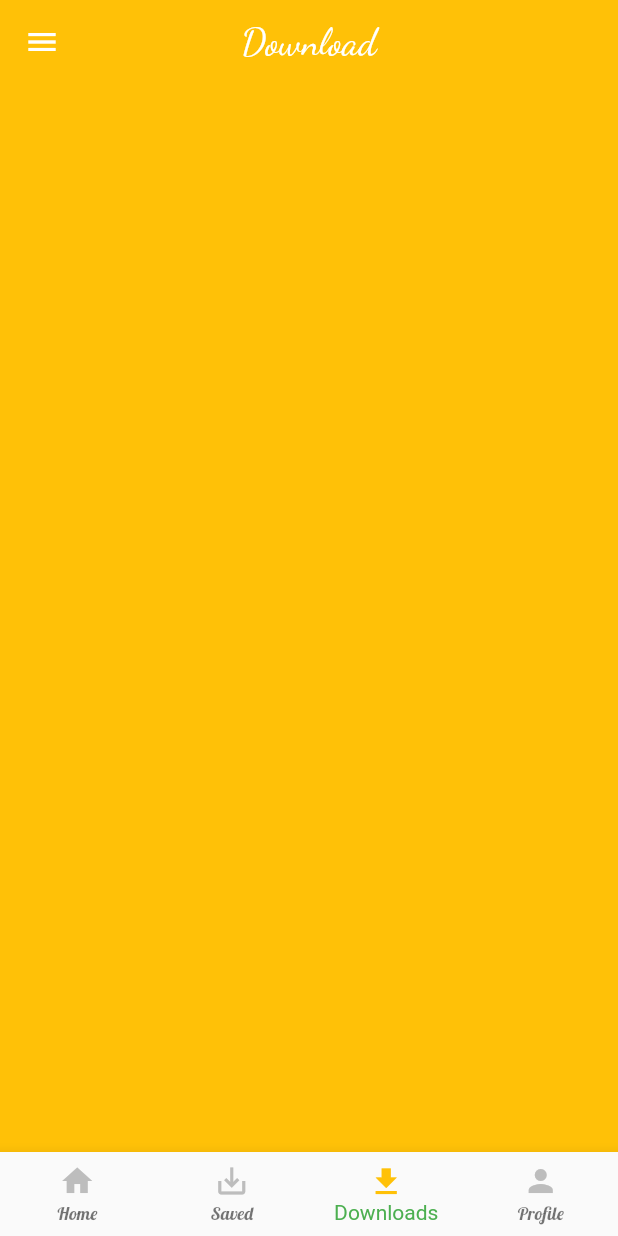
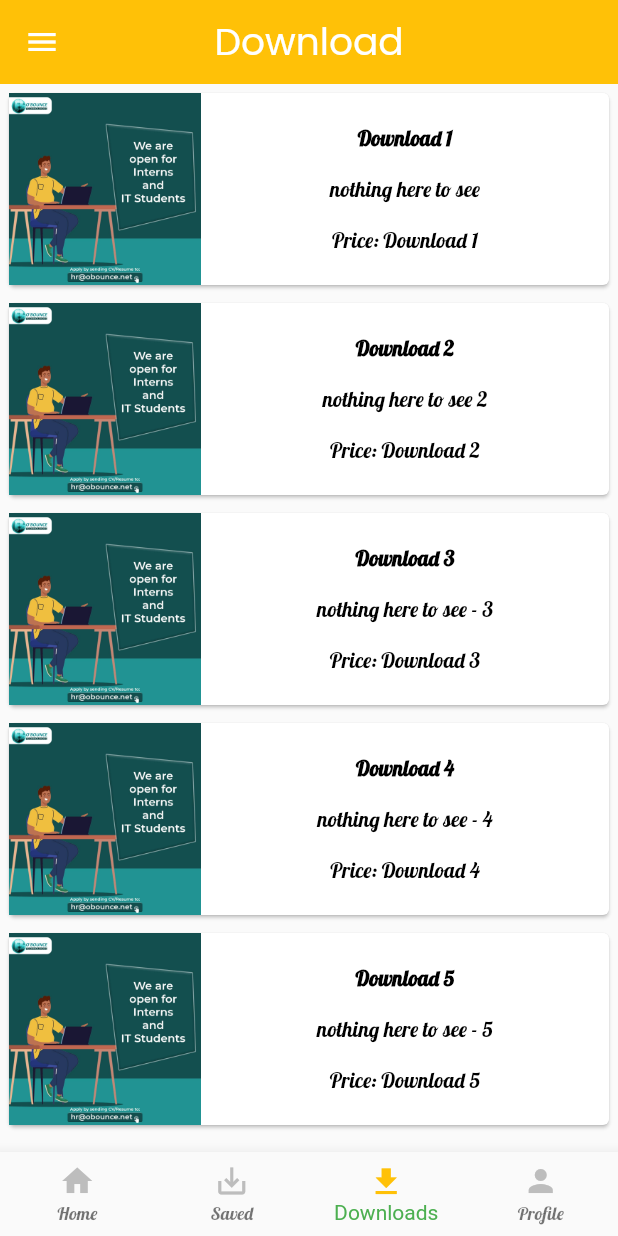
Before and after one commit to techwithsam/flutter_class, a Flutter app: the screen it shows after launch, item 3 of the bottom bar chosen, on a phone screen of 412 x 824 dp. Run offline on Flutter 3.47's test engine with Material 2 defaults, Android fonts, the phone set to English and light mode, and no system bars; our stand-ins replace google_fonts; network calls fail.

Commit message:
fluter architecture: widget, layout, gesture, stm.

```diff
--- a/lib/main.dart
+++ b/lib/main.dart
@@ -20,18 +20,19 @@ class MyApp extends StatelessWidget {
         floatingActionButtonTheme: FloatingActionButtonThemeData(
             backgroundColor: Colors.green, elevation: 23),
         appBarTheme: AppBarTheme(
-            textTheme: GoogleFonts.dancingScriptTextTheme(
+            textTheme: GoogleFonts.poppinsTextTheme(
           TextTheme(
             headline6:
-                GoogleFonts.dancingScript(fontSize: 25, color: Colors.white),
+                GoogleFonts.poppins(fontSize: 25, color: Colors.white),
           ),
         )),
         textTheme: GoogleFonts.lobsterTextTheme(
           TextTheme(
-            bodyText2: GoogleFonts.dancingScript(color: Colors.orange),
+            bodyText2: GoogleFonts.dancingScript(color: Colors.black),
           ),
         ),
       ),
+      debugShowCheckedModeBanner: false,
       home: MyFirstPage(),
     );
   }
--- /dev/null
+++ b/lib/model/downloads_model.dart
@@ -0,0 +1,59 @@
+class DownloadsModel {
+  final String name;
+  final String description;
+  final int price;
+  final String img;
+  DownloadsModel({
+    required this.name,
+    required this.description,
+    required this.price,
+    required this.img,
+  });
+
+  static List<DownloadsModel> getDownlodas() {
+    List<DownloadsModel> items = <DownloadsModel>[];
+
+    items.add(
+      DownloadsModel(
+        name: 'Download 1',
+        price: 400,
+        img: 'assets/ob.jpeg',
+        description: 'nothing here to see',
+      ),
+    );
+    items.add(
+      DownloadsModel(
+        name: 'Download 2',
+        price: 600,
+        img: 'assets/ob.jpeg',
+        description: 'nothing here to see 2',
+      ),
+    );
+    items.add(
+      DownloadsModel(
+        name: 'Download 3',
+        price: 1000,
+        img: 'assets/ob.jpeg',
+        description: 'nothing here to see - 3',
+      ),
+    );
+    items.add(
+      DownloadsModel(
+        name: 'Download 4',
+        price: 1400,
+        img: 'assets/ob.jpeg',
+        description: 'nothing here to see - 4',
+      ),
+    );
+    items.add(
+      DownloadsModel(
+        name: 'Download 5',
+        price: 2400,
+        img: 'assets/ob.jpeg',
+        description: 'nothing here to see - 5',
+      ),
+    );
+
+    return items;
+  }
+}
--- a/lib/screen/downloads.dart
+++ b/lib/screen/downloads.dart
@@ -1,17 +1,111 @@
+import 'package:first_example/model/downloads_model.dart';
 import 'package:flutter/material.dart';
 
-class DownloadPage extends StatefulWidget {
+class DownloadPage extends StatelessWidget {
   DownloadPage({Key? key}) : super(key: key);
+  final items = DownloadsModel.getDownlodas();
 
-  @override
-  _DownloadPageState createState() => _DownloadPageState();
-}
-
-class _DownloadPageState extends State<DownloadPage> {
   @override
   Widget build(BuildContext context) {
     return Scaffold(
-        body: Container(color: Colors.amber),
+      body: ListView.builder(
+        itemCount: items.length,
+        shrinkWrap: true,
+        itemBuilder: (_, index) {
+          return GestureDetector(
+            onTap: () {
+              Navigator.push(
+                context,
+                MaterialPageRoute(
+                  builder: (_) => DownloadDetails(item: items[index]),
+                ),
+              );
+            },
+            child: DownloadBox(item: items[index]),
+          );
+        },
+      ),
     );
   }
 }
+
+class DownloadDetails extends StatelessWidget {
+  DownloadDetails({Key? key, required this.item}) : super(key: key);
+  final DownloadsModel item;
+
+  @override
+  Widget build(BuildContext context) {
+    return Scaffold(
+      appBar: AppBar(
+        title: Text(this.item.name),
+        centerTitle: true,
+        elevation: 0,
+      ),
+      body: Center(
+        child: Container(
+          padding: EdgeInsets.all(0),
+          child: Column(
+            mainAxisAlignment: MainAxisAlignment.start,
+            crossAxisAlignment: CrossAxisAlignment.start,
+            children: [
+              Image.asset(this.item.img),
+              Expanded(
+                child: Container(
+                  padding: EdgeInsets.all(5),
+                  child: Column(
+                    mainAxisAlignment: MainAxisAlignment.spaceEvenly,
+                    children: [
+                      Text(
+                        this.item.name,
+                        style: TextStyle(fontWeight: FontWeight.bold),
+                      ),
+                      Text(this.item.description),
+                      Text('Price: ' + this.item.name.toString()),
+                    ],
+                  ),
+                ),
+              )
+            ],
+          ),
+        ),
+      ),
+    );
+  }
+}
+
+class DownloadBox extends StatelessWidget {
+  const DownloadBox({Key? key, required this.item}) : super(key: key);
+  final DownloadsModel item;
+
+  @override
+  Widget build(BuildContext context) {
+    return Container(
+      padding: EdgeInsets.all(2),
+      height: 140,
+      child: Card(
+        child: Row(
+          mainAxisAlignment: MainAxisAlignment.spaceEvenly,
+          children: [
+            Image.asset(this.item.img),
+            Expanded(
+              child: Container(
+                padding: EdgeInsets.all(5),
+                child: Column(
+                  mainAxisAlignment: MainAxisAlignment.spaceEvenly,
+                  children: [
+                    Text(
+                      this.item.name,
+                      style: TextStyle(fontWeight: FontWeight.bold),
+                    ),
+                    Text(this.item.description),
+                    Text('Price: ' + this.item.name.toString()),
+                  ],
+                ),
+              ),
+            )
+          ],
+        ),
+      ),
+    );
+  }
+}
```
Also changed, not shown: lib/screen/saved.dart (line endings or trailing spaces).
